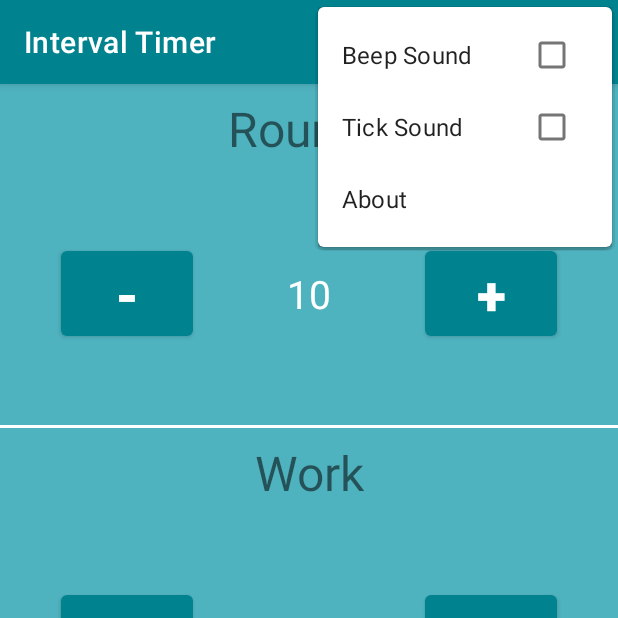
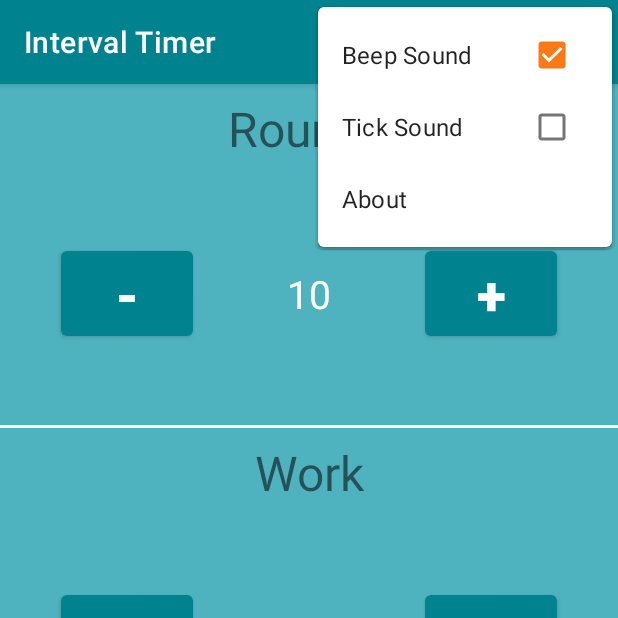
Before and after one commit to dnagelCS/Workout_Timer, an Android app: the screen it shows after launch (MainActivity), with the options menu open, on a phone screen of 412 x 824 dp, the top half of it. Run offline under Robolectric (Android 15) with nearby library versions, the phone set to English and light mode, and no system bars.

Commit message:
fixed toggle issue

```diff
--- a/app/src/main/java/com/example/workout_timer/activities/MainActivity.java
+++ b/app/src/main/java/com/example/workout_timer/activities/MainActivity.java
@@ -90,8 +90,6 @@ public class MainActivity extends AppCompatActivity {
     private void setFieldsToResValues() {
         mKeyBeepSound = getString(R.string.beep_sound);
         mKeyTickSound = getString(R.string.tick_sound);
-        beepSound = findViewById(R.id.beep_sound);
-        tickSound = findViewById(R.id.tick_sound);
     }
 
     /**
@@ -116,6 +114,13 @@ public class MainActivity extends AppCompatActivity {
     public boolean onCreateOptionsMenu(Menu menu) {
         // Inflate the menu; this adds items to the action bar if it is present.
         getMenuInflater().inflate(R.menu.menu_main, menu);
+
+        beepSound = menu.findItem(R.id.beep_sound);
+        tickSound = menu.findItem(R.id.tick_sound);
+
+        //start app with beep sound
+        beepSound.setChecked(true);
+
         return true;
     }
 
@@ -125,11 +130,9 @@ public class MainActivity extends AppCompatActivity {
 
         if (id == R.id.beep_sound) {
             toggleMenuItems();
-            mPrefBeepSound = item.isChecked();
             return true;
         } else if (id == R.id.tick_sound) {
             toggleMenuItems();
-            mPrefTickSound = item.isChecked();
             return true;
         } else if (id == R.id.action_about) {
             showAbout();
```
